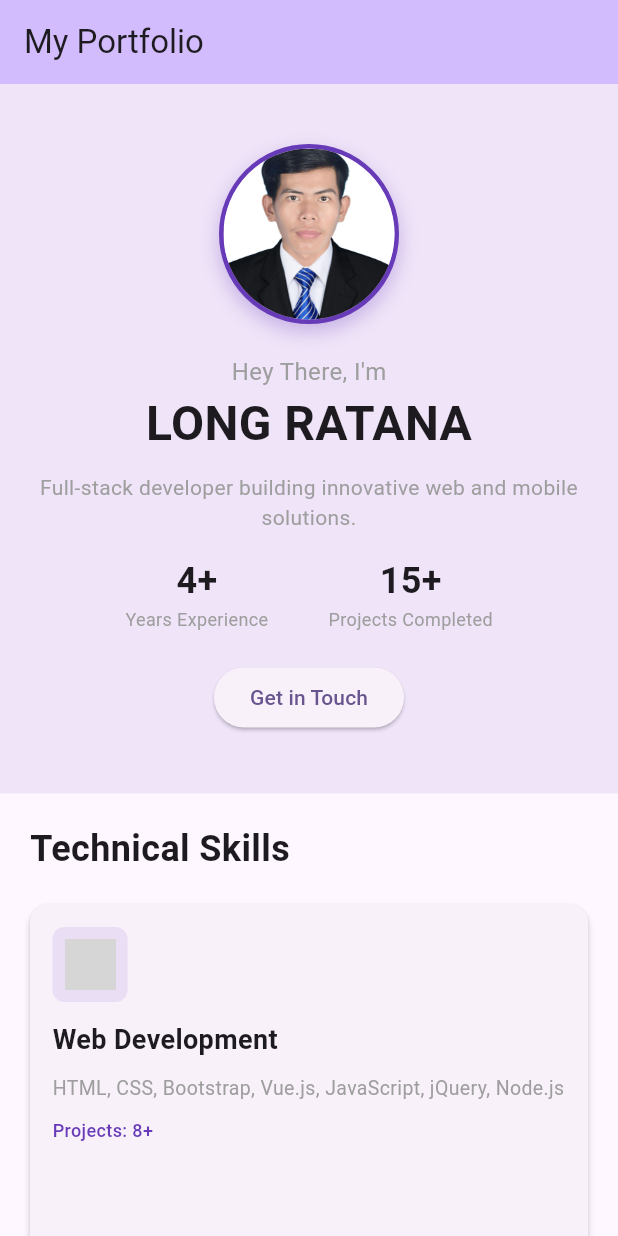
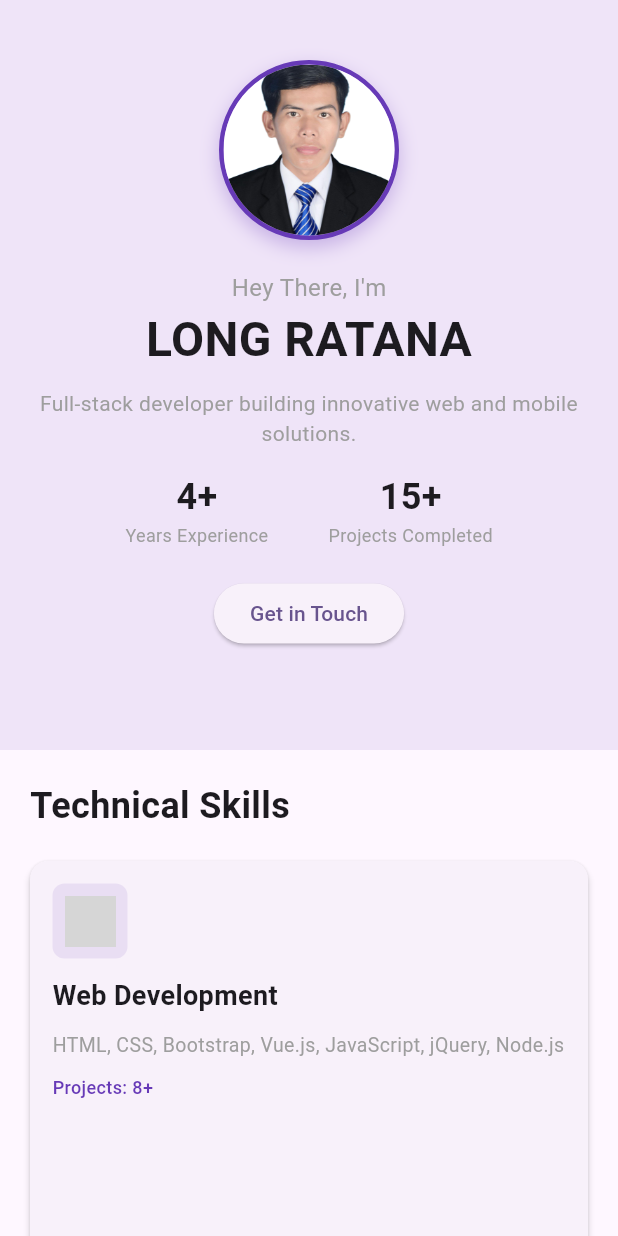
Before and after one commit to lratana/portfolio_flutter_mobile, a Flutter app: the screen it shows after launch, on a phone screen of 412 x 824 dp. Run offline on Flutter 3.47's test engine with Material 3 defaults, Android fonts, the phone set to English and light mode, and no system bars; our stand-ins replace flutter_riverpod; grey boxes are pictures that could not be loaded.

Commit message:
add customerScrollView and silverScrollView on homepage

```diff
--- a/lib/home/homepage.dart
+++ b/lib/home/homepage.dart
@@ -18,11 +18,11 @@ class PortfolioHomePage extends ConsumerWidget {
     final portfolioState = ref.watch(portfolioProvider);
 
     return Scaffold(
-      appBar: AppBar(
-        backgroundColor: Theme.of(context).colorScheme.inversePrimary,
-        title: const Text('My Portfolio'),
-        elevation: 0,
-      ),
+      // appBar: AppBar(
+      //   backgroundColor: Theme.of(context).colorScheme.inversePrimary,
+      //   title: const Text('My Portfolio'),
+      //   elevation: 0,
+      // ),
       body: _buildBody(context, ref, portfolioState),
     );
   }
@@ -70,10 +70,20 @@ class PortfolioHomePage extends ConsumerWidget {
     }
 
     // Success - Display portfolio content
-    return SingleChildScrollView(
-      child: Column(
-        children: [
-          HeroSection(hero: portfolioState.hero!),
+    return CustomScrollView(
+      slivers: [
+        SliverAppBar(
+          pinned: true,
+          expandedHeight: 500.0,
+          flexibleSpace: FlexibleSpaceBar(
+            //  title: Text(portfolioState.hero?.name ?? 'My Portfolio'),
+            background: HeroSection(hero: portfolioState.hero!),
+          ),
+        ),
+        SliverList(
+          delegate: SliverChildListDelegate(
+            [
+              //   HeroSection(hero: portfolioState.hero!),
               ServicesSection(services: portfolioState.services!),
               SkillsSection(skills: portfolioState.skills!),
               EducationSection(education: portfolioState.education!),
@@ -83,6 +93,8 @@ class PortfolioHomePage extends ConsumerWidget {
               ContactSection(contact: portfolioState.contact!),
             ],
           ),
+        ),
+      ],
     );
   }
 }
--- a/lib/sections/hero_section.dart
+++ b/lib/sections/hero_section.dart
@@ -109,7 +109,8 @@ class HeroSection extends StatelessWidget {
   /// Build image widget - handles asset paths
   Widget _buildImage(String imagePath) {
     // Remove leading slash if present
-    String cleanPath = imagePath.startsWith('/') ? imagePath.substring(1) : imagePath;
+    String cleanPath =
+        imagePath.startsWith('/') ? imagePath.substring(1) : imagePath;
 
     return Image.asset(
       'assets/$cleanPath',
--- a/lib/sections/service_section.dart
+++ b/lib/sections/service_section.dart
@@ -94,7 +94,8 @@ class ServicesSection extends StatelessWidget {
   /// Build icon from asset path
   Widget _buildIcon(String iconPath) {
     // Remove leading slash if present
-    String cleanPath = iconPath.startsWith('/') ? iconPath.substring(1) : iconPath;
+    String cleanPath =
+        iconPath.startsWith('/') ? iconPath.substring(1) : iconPath;
 
     // Check if it's an SVG or image
     if (cleanPath.endsWith('.svg')) {
--- a/lib/sections/testimonials_section.dart
+++ b/lib/sections/testimonials_section.dart
@@ -121,7 +121,8 @@ class TestimonialsSection extends StatelessWidget {
   /// Build image widget - handles asset paths
   Widget _buildImage(String imagePath) {
     // Remove leading slash if present
-    String cleanPath = imagePath.startsWith('/') ? imagePath.substring(1) : imagePath;
+    String cleanPath =
+        imagePath.startsWith('/') ? imagePath.substring(1) : imagePath;
 
     return Image.asset(
       'assets/$cleanPath',
```
Also changed, not shown: lib/sections/works_section.dart (+3 -4 lines), 1 other file. Lines whose indentation alone changed are shown as unchanged.
